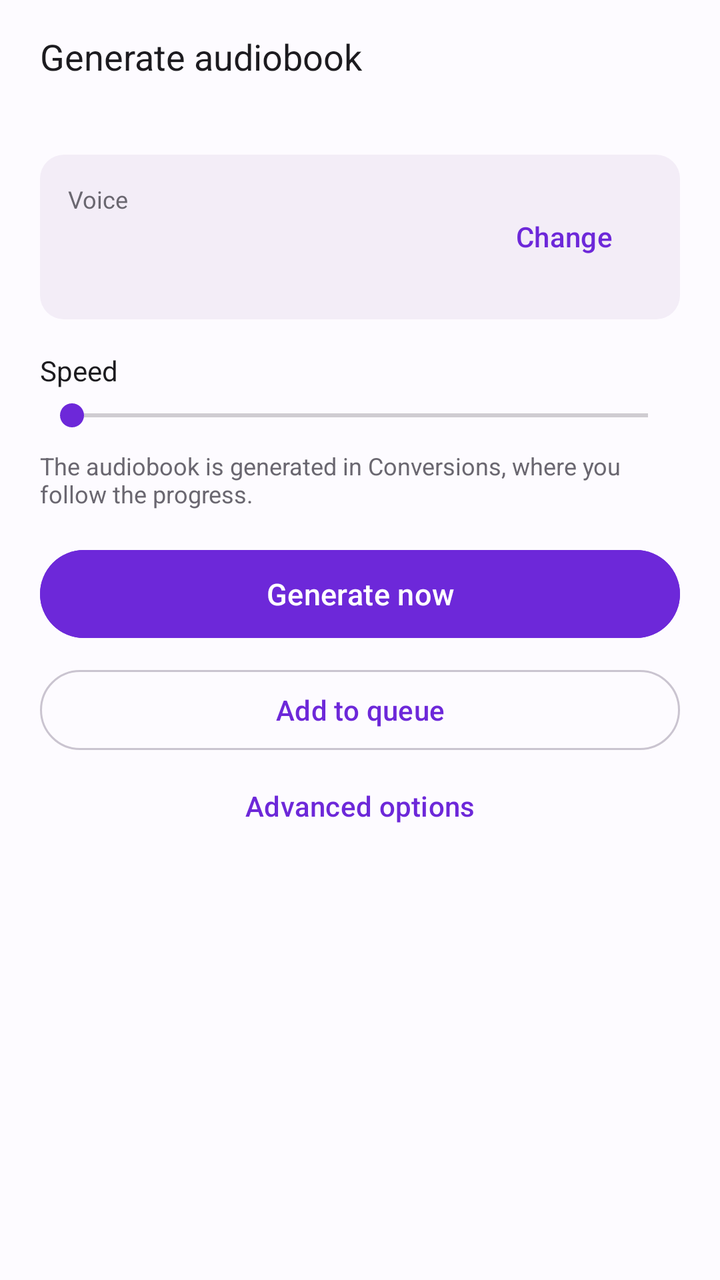
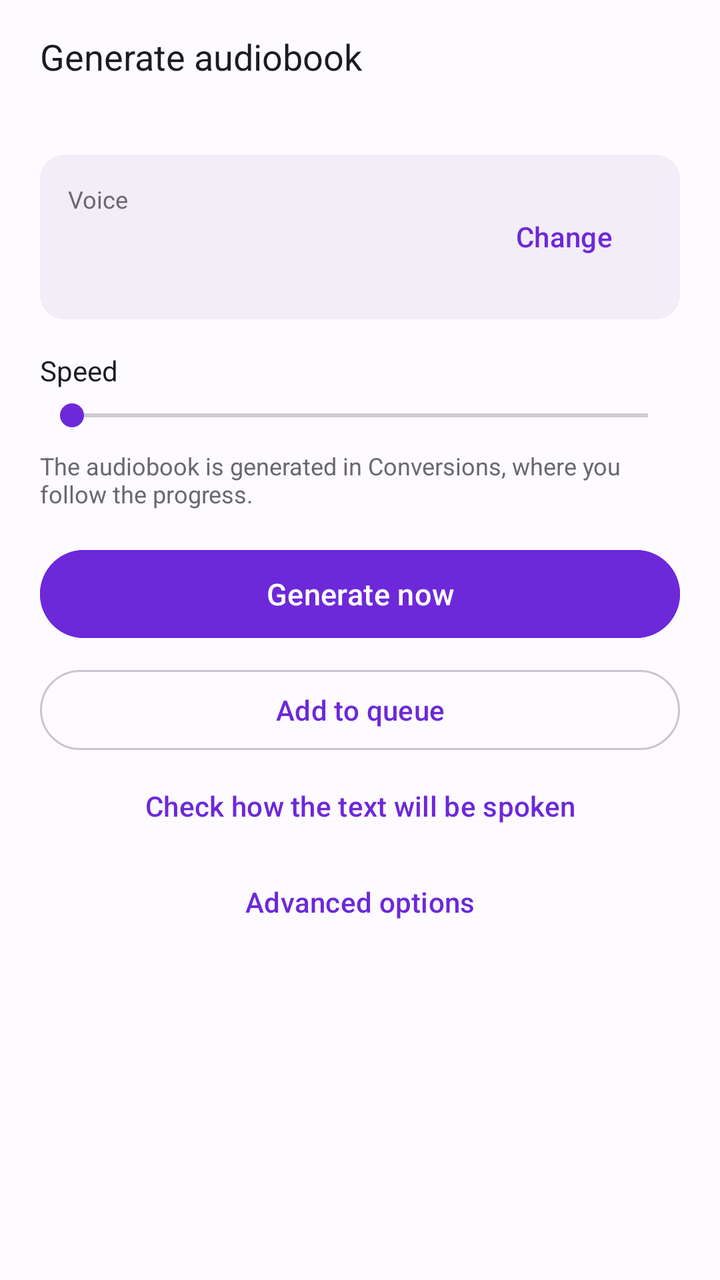

Compare the two renders of this Android layout. The source of the first and the diff that turns it into the second are given below.
<!-- AndroidManifest.xml: application theme AppTheme -->
<!-- res/layout/bottom_sheet_gerar_audiobook.xml -->
<?xml version="1.0" encoding="utf-8"?>
<LinearLayout xmlns:android="http://schemas.android.com/apk/res/android"
    android:layout_width="match_parent"
    android:layout_height="wrap_content"
    android:orientation="vertical"
    android:paddingStart="20dp"
    android:paddingEnd="20dp"
    android:paddingTop="16dp"
    android:paddingBottom="24dp">

    <TextView
        android:layout_width="match_parent"
        android:layout_height="wrap_content"
        android:text="@string/gerar_titulo"
        android:textColor="@color/color_on_surface"
        android:textSize="18sp"/>

    <TextView
        android:id="@+id/tvGerarLivro"
        android:layout_width="match_parent"
        android:layout_height="wrap_content"
        android:layout_marginTop="2dp"
        android:ellipsize="end"
        android:maxLines="1"
        android:fontFamily="@font/literata"
        android:textColor="@color/color_on_surface_muted"
        android:textSize="14sp"/>

    <LinearLayout
        android:layout_width="match_parent"
        android:layout_height="wrap_content"
        android:layout_marginTop="16dp"
        android:orientation="horizontal"
        android:gravity="center_vertical"
        android:padding="14dp"
        android:background="@drawable/bg_card">

        <LinearLayout
            android:layout_width="0dp"
            android:layout_height="wrap_content"
            android:layout_weight="1"
            android:orientation="vertical">

            <TextView
                android:layout_width="match_parent"
                android:layout_height="wrap_content"
                android:text="@string/gerar_voz"
                android:textColor="@color/color_on_surface_dim"
                android:textSize="12sp"/>

            <TextView
                android:id="@+id/tvGerarVozNome"
                android:layout_width="match_parent"
                android:layout_height="wrap_content"
                android:textColor="@color/color_on_surface"
                android:textSize="16sp"
                android:textStyle="bold"/>

            <TextView
                android:id="@+id/tvGerarVozDetalhe"
                android:layout_width="match_parent"
                android:layout_height="wrap_content"
                android:textColor="@color/color_on_surface_muted"
                android:textSize="12sp"/>
        </LinearLayout>

        <Button
            android:id="@+id/btnGerarTrocarVoz"
            style="@style/Widget.Material3.Button.TextButton"
            android:layout_width="wrap_content"
            android:layout_height="wrap_content"
            android:text="@string/livro_trocar"
            android:textColor="?attr/colorPrimary"/>
    </LinearLayout>

    <LinearLayout
        android:layout_width="match_parent"
        android:layout_height="wrap_content"
        android:layout_marginTop="16dp"
        android:orientation="horizontal"
        android:gravity="center_vertical">

        <TextView
            android:layout_width="0dp"
            android:layout_height="wrap_content"
            android:layout_weight="1"
            android:text="@string/gerar_velocidade"
            android:textColor="@color/color_on_surface"
            android:textSize="14sp"/>

        <TextView
            android:id="@+id/tvGerarRitmo"
            android:layout_width="wrap_content"
            android:layout_height="wrap_content"
            android:textColor="?attr/colorPrimary"
            android:textSize="14sp"
            android:textStyle="bold"/>
    </LinearLayout>

    <SeekBar
        android:id="@+id/seekGerarRitmo"
        android:layout_width="match_parent"
        android:layout_height="wrap_content"
        android:layout_marginTop="4dp"
        android:max="150"/>

    <TextView
        android:layout_width="match_parent"
        android:layout_height="wrap_content"
        android:layout_marginTop="8dp"
        android:text="@string/gerar_dica"
        android:textColor="@color/color_on_surface_dim"
        android:textSize="12sp"/>

    <TextView
        android:id="@+id/tvGerarAvisoPersonagens"
        android:layout_width="match_parent"
        android:layout_height="wrap_content"
        android:layout_marginTop="8dp"
        android:text="@string/gerar_aviso_personagens"
        android:textColor="@color/color_on_surface_dim"
        android:textSize="12sp"
        android:visibility="gone"/>

    <Button
        android:id="@+id/btnGerarAgora"
        android:layout_width="match_parent"
        android:layout_height="wrap_content"
        android:minHeight="52dp"
        android:layout_marginTop="16dp"
        android:text="@string/gerar_agora"
        android:textSize="15sp"
        android:backgroundTint="?attr/colorPrimary"
        android:textColor="?attr/colorOnPrimary"/>

    <Button
        android:id="@+id/btnGerarFila"
        style="@style/Widget.Material3.Button.OutlinedButton"
        android:layout_width="match_parent"
        android:layout_height="wrap_content"
        android:minHeight="48dp"
        android:layout_marginTop="8dp"
        android:text="@string/gerar_fila"
        android:textAllCaps="false"/>

    <Button
        android:id="@+id/btnGerarAvancadas"
        style="@style/Widget.Material3.Button.TextButton"
        android:layout_width="match_parent"
        android:layout_height="wrap_content"
        android:minHeight="48dp"
        android:text="@string/gerar_avancadas"
        android:textAllCaps="false"
        android:textColor="?attr/colorPrimary"/>

    <LinearLayout
        android:id="@+id/layoutGerarAvancadas"
        android:layout_width="match_parent"
        android:layout_height="wrap_content"
        android:orientation="vertical"
        android:visibility="gone">

        <TextView
            android:layout_width="match_parent"
            android:layout_height="wrap_content"
            android:text="@string/gerar_pasta_titulo"
            android:textColor="@color/color_on_surface_dim"
            android:textSize="12sp"/>

        <LinearLayout
            android:layout_width="match_parent"
            android:layout_height="wrap_content"
            android:orientation="horizontal"
            android:gravity="center_vertical">

            <TextView
                android:id="@+id/tvGerarPasta"
                android:layout_width="0dp"
                android:layout_height="wrap_content"
                android:layout_weight="1"
                android:textColor="@color/color_on_surface"
                android:textSize="15sp"/>

            <Button
                android:id="@+id/btnGerarPasta"
                style="@style/Widget.Material3.Button.TextButton"
                android:layout_width="wrap_content"
                android:layout_height="wrap_content"
                android:minHeight="48dp"
                android:text="@string/gerar_escolher"
                android:textAllCaps="false"/>
        </LinearLayout>

        <LinearLayout
            android:id="@+id/layoutGerarEstilo"
            android:layout_width="match_parent"
            android:layout_height="wrap_content"
            android:orientation="vertical"
            android:layout_marginTop="8dp"
            android:visibility="gone">

            <TextView
                android:layout_width="match_parent"
                android:layout_height="wrap_content"
                android:text="@string/gerar_estilo_titulo"
                android:textColor="@color/color_on_surface_dim"
                android:textSize="12sp"/>

            <Spinner
                android:id="@+id/spinnerGerarEstilo"
                android:layout_width="match_parent"
                android:layout_height="48dp"/>
        </LinearLayout>
    </LinearLayout>
</LinearLayout>
<!-- resources referenced by this layout -->
<resources>
  <!-- drawable bg_card (drawable) -->
  <?xml version="1.0" encoding="utf-8"?>
  <shape xmlns:android="http://schemas.android.com/apk/res/android"
      android:shape="rectangle">
      <solid android:color="@color/color_surface"/>
      <corners android:radius="12dp"/>
  </shape>
  <string name="gerar_agora">Generate now</string>
  <string name="gerar_avancadas">Advanced options</string>
  <string name="gerar_aviso_personagens">This book has character voices. To use them in the audiobook, generate it from Guided Reading (menu → Download Full Book).</string>
  <string name="gerar_dica">The audiobook is generated in Conversions, where you follow the progress.</string>
  <string name="gerar_escolher">Choose</string>
  <string name="gerar_estilo_titulo">Narration style (Gemini voices only)</string>
  <string name="gerar_fila">Add to queue</string>
  <string name="gerar_pasta_titulo">Output folder</string>
  <string name="gerar_titulo">Generate audiobook</string>
  <string name="gerar_velocidade">Speed</string>
  <string name="gerar_voz">Voice</string>
  <string name="livro_trocar">Change</string>
  <style name="AppTheme" parent="Theme.Material3.DayNight.NoActionBar">
          <item name="colorPrimary">#6D28D9</item>
          <item name="colorAccent">#6D28D9</item>
          <item name="colorControlActivated">#6D28D9</item>
          <item name="android:colorControlActivated">#6D28D9</item>
          <item name="colorOnPrimary">#FFFFFF</item>
          <item name="colorPrimaryContainer">#E8DEF8</item>
          <item name="colorOnPrimaryContainer">#1D192B</item>
          <item name="colorSecondaryContainer">#E8DEF8</item>
          <item name="colorOnSecondaryContainer">#1D192B</item>
          <item name="colorError">#BA1A1A</item>
          <item name="colorOnError">#FFFFFF</item>
          <item name="colorSurface">#FDFBFF</item>
          <item name="colorOnSurface">#1C1B1F</item>
          <item name="colorSurfaceVariant">#ECE6F0</item>
          <item name="colorOnSurfaceVariant">#5F5D66</item>
          <item name="colorOutline">#CAC4D0</item>
          <item name="colorOutlineVariant">#EAE6EE</item>
          <item name="colorSurfaceContainer">#F3EDF7</item>
          <item name="colorSurfaceContainerHigh">#ECE6F0</item>
          <item name="colorSurfaceContainerHighest">#ECE6F0</item>
          <item name="android:colorBackground">#FDFBFF</item>
  
          
          <item name="android:statusBarColor">#FDFBFF</item>
          <item name="android:navigationBarColor">#FDFBFF</item>
          <item name="android:windowLightStatusBar">true</item>
          <item name="android:windowLightNavigationBar" tools:targetApi="27">true</item>
  
          
          <item name="lylyFundo">#FDFBFF</item>
          <item name="lylySuperficie">#F3EDF7</item>
          <item name="lylySuperficie2">#ECE6F0</item>
          <item name="lylyTexto">#1C1B1F</item>
          <item name="lylyTextoMedio">#2B2930</item>
          <item name="lylyTextoSecundario">#5F5D66</item>
          <item name="lylyTextoTerciario">#6A6770</item>
          <item name="lylyTextoFraco">#6B6770</item>
          <item name="lylyContorno">#CAC4D0</item>
          <item name="lylyDivisor">#EAE6EE</item>
          <item name="lylyDivisorFraco">#F1EDF5</item>
          <item name="lylyTonal">#E8DEF8</item>
          <item name="lylyNaTonal">#1D192B</item>
          <item name="lylySucessoSuperficie">#E6F4EA</item>
          <item name="lylyDestaqueLeitura">#EADDFF</item>
          <item name="lylyFundoLeitura">#FDFBFF</item>
          <item name="lylyTextoLeitura">#2B2930</item>
          <item name="lylyBarraNavegacao">#F3EDF7</item>
          <item name="lylyProgresso">#7C3AED</item>
      </style>
</resources>

<!-- the commit's change to res/layout/bottom_sheet_gerar_audiobook.xml (unified diff, before → after) -->
@@ -144,6 +144,16 @@
         android:textAllCaps="false"/>
 
     <Button
+        android:id="@+id/btnGerarConferir"
+        style="@style/Widget.Material3.Button.TextButton"
+        android:layout_width="match_parent"
+        android:layout_height="wrap_content"
+        android:minHeight="48dp"
+        android:text="@string/conferir_trocas_botao"
+        android:textAllCaps="false"
+        android:textColor="?attr/colorPrimary"/>
+
+    <Button
         android:id="@+id/btnGerarAvancadas"
         style="@style/Widget.Material3.Button.TextButton"
         android:layout_width="match_parent"
<!-- resource entries referenced after the edit -->
@@ -7,9 +7,10 @@
       <solid android:color="@color/color_surface"/>
       <corners android:radius="12dp"/>
   </shape>
+  <string name="conferir_trocas_botao">Check how the text will be spoken</string>
   <string name="gerar_agora">Generate now</string>
   <string name="gerar_avancadas">Advanced options</string>
-  <string name="gerar_aviso_personagens">This book has character voices. To use them in the audiobook, generate it from Guided Reading (menu → Download Full Book).</string>
+  <string name="gerar_aviso_personagens">This book has character voices. The full-book audiobook uses them.</string>
   <string name="gerar_dica">The audiobook is generated in Conversions, where you follow the progress.</string>
   <string name="gerar_escolher">Choose</string>
   <string name="gerar_estilo_titulo">Narration style (Gemini voices only)</string>
